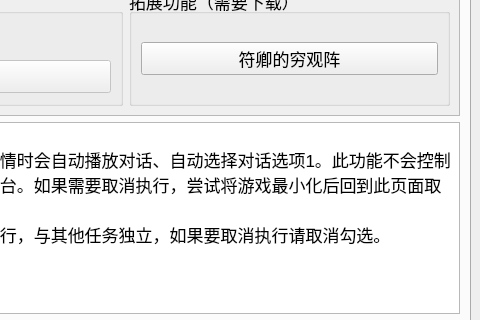
Above: res/ui/main.ui from Shasnow/StarRailAssistant before the change; both pictures show x 229 to 709 and y 102 to 422 of the 709 by 598 pixel window. Below: the same form after it.
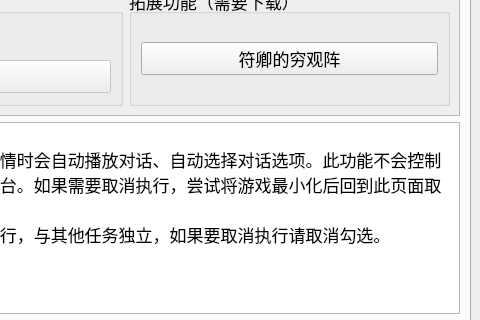
That is the form after the change. The open tabs and pages were chosen to show the change.

The edit to the form file:
```diff
--- a/res/ui/main.ui
+++ b/res/ui/main.ui
@@ -435,7 +435,7 @@
 li.checked::marker { content: &quot;\2612&quot;; }
 &lt;/style&gt;&lt;/head&gt;&lt;body style=&quot; font-family:'Microsoft YaHei UI'; font-size:13pt; font-weight:400; font-style:normal;&quot;&gt;
 &lt;p style=&quot;-qt-paragraph-type:empty; margin-top:0px; margin-bottom:0px; margin-left:0px; margin-right:0px; -qt-block-indent:0; text-indent:0px;&quot;&gt;&lt;br /&gt;&lt;/p&gt;
-&lt;p style=&quot; margin-top:0px; margin-bottom:0px; margin-left:0px; margin-right:0px; -qt-block-indent:0; text-indent:0px;&quot;&gt;自动对话：开启后在进入剧情时会自动播放对话、自动选择对话选项1。此功能不会控制鼠标，但是会让游戏处于前台。如果需要取消执行，尝试将游戏最小化后回到此页面取消勾选。&lt;/p&gt;
+&lt;p style=&quot; margin-top:0px; margin-bottom:0px; margin-left:0px; margin-right:0px; -qt-block-indent:0; text-indent:0px;&quot;&gt;自动对话：开启后在进入剧情时会自动播放对话、自动选择对话选项。此功能不会控制鼠标，但是会让游戏处于前台。如果需要取消执行，尝试将游戏最小化后回到此页面取消勾选。&lt;/p&gt;
 &lt;p style=&quot; margin-top:0px; margin-bottom:0px; margin-left:0px; margin-right:0px; -qt-block-indent:0; text-indent:0px;&quot;&gt;注意：功能勾选后会立即执行，与其他任务独立，如果要取消执行请取消勾选。&lt;/p&gt;&lt;/body&gt;&lt;/html&gt;</string>
           </property>
          </widget>
```
Left out of the diff: 6 changed lines with no effect on the pictures.
